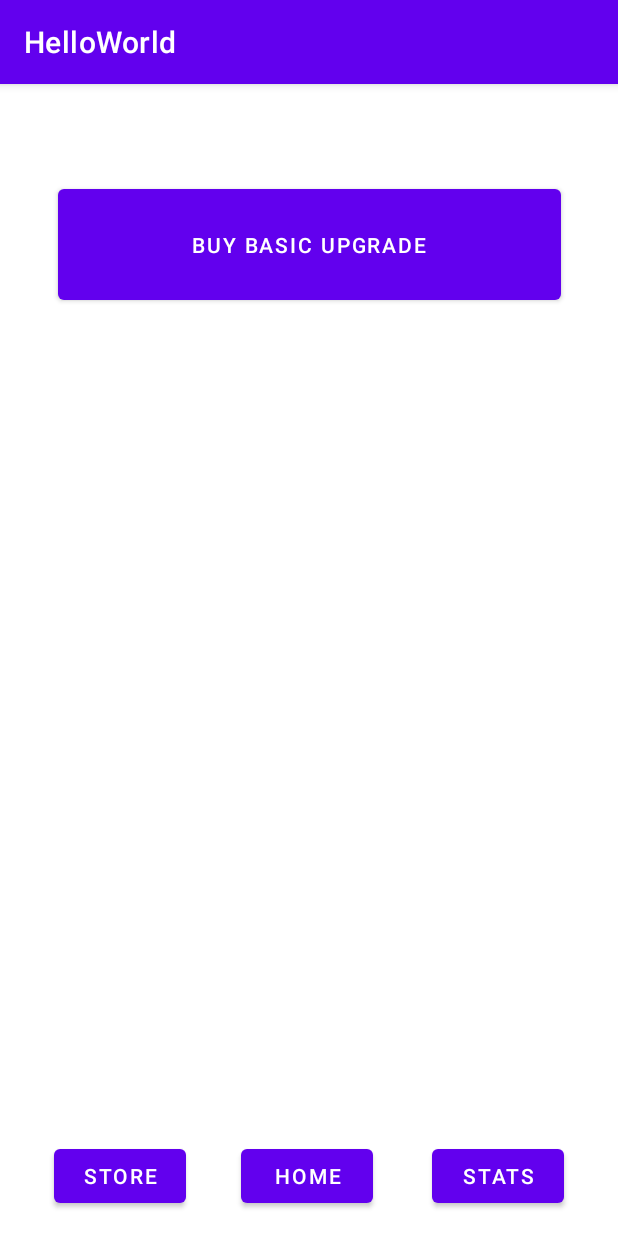
After one commit to AndersonUniversity/rodney-clicker, an Android app: the StoreActivity screen opened directly, with no data from a screen before it, on a phone screen of 412 x 824 dp. The commit adds this screen. Run offline under Robolectric (Android 15) with nearby library versions, the phone set to English and light mode, and no system bars.

Commit message:
adds button to navigate to store page

```diff
--- a/app/src/main/AndroidManifest.xml
+++ b/app/src/main/AndroidManifest.xml
@@ -32,6 +32,19 @@
                 android:name="android.app.lib_name"
                 android:value="" />
         </activity>
+        <activity
+            android:name=".StoreActivity"
+            android:exported="true">
+            <intent-filter>
+                <action android:name="android.intent.action.MAIN" />
+
+                <category android:name="android.intent.category.LAUNCHER" />
+            </intent-filter>
+
+            <meta-data
+                android:name="android.app.lib_name"
+                android:value="" />
+        </activity>
     </application>
 
 </manifest>
--- a/app/src/main/java/com/example/helloworld/MainActivity.kt
+++ b/app/src/main/java/com/example/helloworld/MainActivity.kt
@@ -1,7 +1,8 @@
 package com.example.helloworld
-
+import android.content.Intent
 import android.os.Bundle
 import android.view.View
+import android.widget.Button
 import android.widget.EditText
 import androidx.appcompat.app.AppCompatActivity
 
@@ -11,15 +12,14 @@
         setContentView(R.layout.activity_main)
     }
 
-//    /** Called when the user taps the Send button */ //TODO change this to shop page
-//    fun sendMessage(view: View) {
-//        val editText = findViewById<EditText>(R.id.editTextTextPersonName)
-//        val message = editText.text.toString()
-//        val intent = Intent(this, DisplayMessageActivity::class.java).apply {
-//            putExtra(EXTRA_MESSAGE, message)
-//        }
-//        startActivity(intent)
-//    }
+    /** Called when the user taps the Shop button */ // TODO change this to shop page
+    fun openStorePage(view: View) {
+        val buttonClick = findViewById<Button>(R.id.store_button)
+        buttonClick.setOnClickListener {
+            val intent = Intent(this, StoreActivity::class.java)
+            startActivity(intent)
+        }
+    }
 
     /** Called when the user taps the rodney button */
     fun increaseNum(view: View) {
--- /dev/null
+++ b/app/src/main/java/com/example/helloworld/StoreActivity.kt
@@ -0,0 +1,11 @@
+package com.example.helloworld
+
+import android.os.Bundle
+import androidx.appcompat.app.AppCompatActivity
+
+class StoreActivity : AppCompatActivity() {
+    override fun onCreate(savedInstanceState: Bundle?) {
+        super.onCreate(savedInstanceState)
+        setContentView(R.layout.upgrade_layout)
+    }
+}
--- a/app/src/main/res/layout/activity_main.xml
+++ b/app/src/main/res/layout/activity_main.xml
@@ -20,12 +20,13 @@
         app:layout_constraintTop_toTopOf="parent" />
 
     <Button
-        android:id="@+id/button"
+        android:id="@+id/store_button"
         android:layout_width="wrap_content"
         android:layout_height="wrap_content"
         android:layout_marginStart="16dp"
         android:layout_marginBottom="16dp"
-        android:text="@string/button_send"
+        android:text="@string/store_nav_button"
+        android:onClick="openStorePage"
         app:layout_constraintBottom_toBottomOf="parent"
         app:layout_constraintStart_toStartOf="parent" />
 
--- /dev/null
+++ b/app/src/main/res/layout/upgrade_layout.xml
@@ -0,0 +1,52 @@
+<?xml version="1.0" encoding="utf-8"?>
+<androidx.constraintlayout.widget.ConstraintLayout xmlns:android="http://schemas.android.com/apk/res/android"
+    xmlns:app="http://schemas.android.com/apk/res-auto"
+    xmlns:tools="http://schemas.android.com/tools"
+    android:layout_width="match_parent"
+    android:layout_height="match_parent">
+
+    <Button
+        android:id="@+id/button4"
+        android:layout_width="wrap_content"
+        android:layout_height="wrap_content"
+        android:layout_marginStart="36dp"
+        android:layout_marginEnd="39dp"
+        android:layout_marginBottom="16dp"
+        android:text="@string/home_nav_button"
+        app:layout_constraintBottom_toBottomOf="parent"
+        app:layout_constraintEnd_toStartOf="@+id/button5"
+        app:layout_constraintStart_toEndOf="@+id/button2"
+        app:layout_constraintTop_toTopOf="@+id/button2"
+        app:layout_constraintVertical_bias="0.0" />
+
+    <Button
+        android:id="@+id/button5"
+        android:layout_width="wrap_content"
+        android:layout_height="wrap_content"
+        android:layout_marginEnd="36dp"
+        android:layout_marginBottom="16dp"
+        android:text="@string/stats_nav_button"
+        app:layout_constraintBottom_toBottomOf="parent"
+        app:layout_constraintEnd_toEndOf="parent" />
+
+    <Button
+        android:id="@+id/button2"
+        android:layout_width="wrap_content"
+        android:layout_height="wrap_content"
+        android:layout_marginStart="36dp"
+        android:layout_marginBottom="16dp"
+        android:text="@string/store_nav_button"
+        app:layout_constraintBottom_toBottomOf="parent"
+        app:layout_constraintStart_toStartOf="parent" />
+
+    <Button
+        android:id="@+id/button3"
+        android:layout_width="335dp"
+        android:layout_height="86dp"
+        android:layout_marginTop="64dp"
+        android:text="Buy Basic Upgrade"
+        app:layout_constraintEnd_toEndOf="parent"
+        app:layout_constraintStart_toStartOf="parent"
+        app:layout_constraintTop_toTopOf="parent" />
+
+</androidx.constraintlayout.widget.ConstraintLayout>
--- a/app/src/main/res/values/strings.xml
+++ b/app/src/main/res/values/strings.xml
@@ -2,4 +2,7 @@
     <string name="app_name">HelloWorld</string>
     <string name="edit_message">Enter a message</string>
     <string name="button_send">Send</string>
+    <string name="home_nav_button">Home</string>
+    <string name="store_nav_button">Store</string>
+    <string name="stats_nav_button">Stats</string>
 </resources>
```
